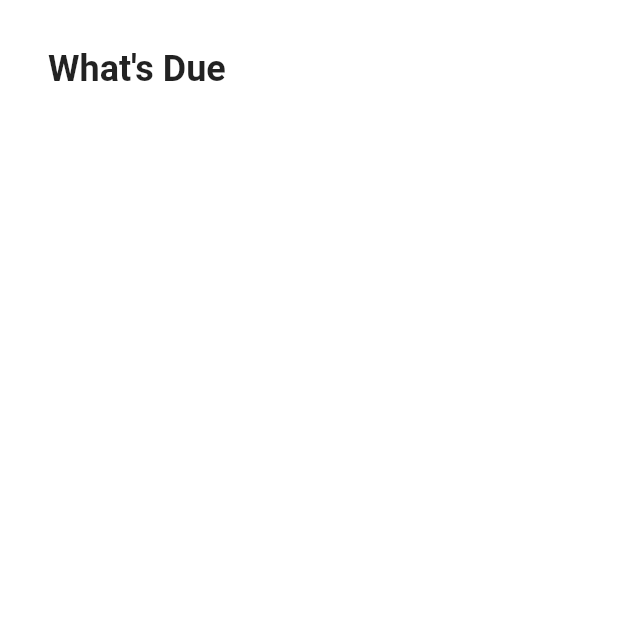
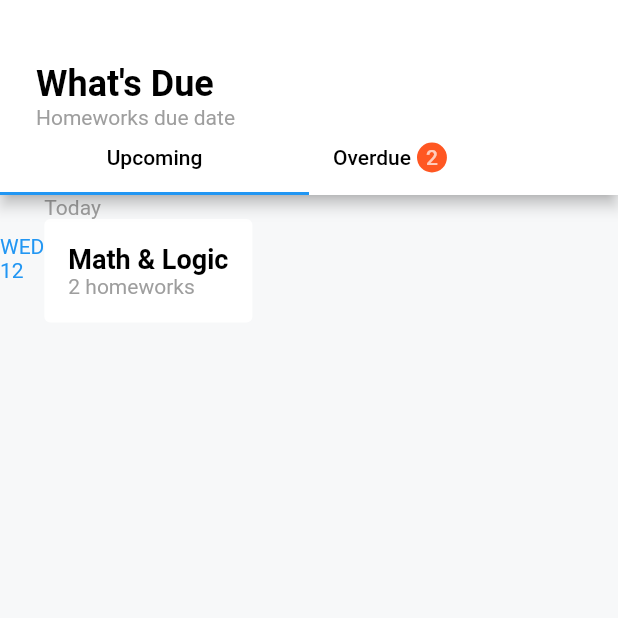
Before and after one commit to diszy10/edu-mobile, a Flutter app: the WhatsDuePage screen opened directly, on a phone screen of 412 x 824 dp, the top half of it. Run offline on Flutter 3.47's test engine with Material 2 defaults, Android fonts, the phone set to English and light mode, and no system bars; missing offline and left inert: rounded_modal; network calls fail.

Commit message:
Add whats due page

```diff
--- /dev/null
+++ b/lib/screens/whatsdue/upcoming.dart
@@ -0,0 +1,63 @@
+import 'package:flutter/material.dart';
+
+class UpcomingSection extends StatelessWidget {
+  @override
+  Widget build(BuildContext context) {
+    return Scaffold(
+      backgroundColor: Color(0xFFF7F8F9),
+      body: Column(
+        crossAxisAlignment: CrossAxisAlignment.start,
+        children: <Widget>[
+          Row(
+            children: <Widget>[
+              // DATE
+              Column(
+                crossAxisAlignment: CrossAxisAlignment.start,
+                children: <Widget>[
+                  Text('WED', style: TextStyle(color: Colors.blue)),
+                  Text('12', style: TextStyle(color: Colors.blue))
+                ],
+              ),
+              Expanded(
+                child: Column(
+                  crossAxisAlignment: CrossAxisAlignment.start,
+                  children: <Widget>[
+                    // Day
+                    Text('Today', style: TextStyle(color: Colors.grey)),
+                    InkWell(
+                      onTap: () {},
+                      child: Container(
+                        padding: EdgeInsets.all(16.0),
+                        decoration: BoxDecoration(
+                          color: Colors.white,
+                          shape: BoxShape.rectangle,
+                          borderRadius: BorderRadius.circular(4.0),
+                        ),
+                        child: Column(
+                          crossAxisAlignment: CrossAxisAlignment.start,
+                          children: <Widget>[
+                            Text(
+                              'Math & Logic',
+                              style: TextStyle(
+                                  color: Colors.black,
+                                  fontWeight: FontWeight.bold,
+                                  fontSize: 18.0),
+                            ),
+                            Text(
+                              '2 homeworks',
+                              style: TextStyle(color: Colors.grey),
+                            )
+                          ],
+                        ),
+                      ),
+                    )
+                  ],
+                ),
+              )
+            ],
+          )
+        ],
+      ),
+    );
+  }
+}
--- a/lib/screens/whatsdue/whats_due_page.dart
+++ b/lib/screens/whatsdue/whats_due_page.dart
@@ -1,22 +1,63 @@
 import 'package:flutter/material.dart';
+
+import './upcoming.dart';
 
 class WhatsDuePage extends StatelessWidget {
   @override
   Widget build(BuildContext context) {
-    Widget _buildPageTitle = Padding(
-        padding: EdgeInsets.all(32.0),
-        child: Text('What\'s Due',
-            style: TextStyle(fontSize: 24.0, fontWeight: FontWeight.bold)));
-
-    return Scaffold(
-      body: SafeArea(
-        child: SingleChildScrollView(
-          child: FractionallySizedBox(
-            child: Column(
-              children: <Widget>[_buildPageTitle],
+    return DefaultTabController(
+      length: 2,
+      child: Scaffold(
+        appBar: PreferredSize(
+          preferredSize: Size.fromHeight(130.0),
+          child: AppBar(
+            automaticallyImplyLeading: false,
+            backgroundColor: Colors.white,
+            centerTitle: false,
+            flexibleSpace: Container(
+              margin: EdgeInsets.only(left: 24.0, top: 42.0),
+              child: Column(
+                crossAxisAlignment: CrossAxisAlignment.start,
+                children: <Widget>[
+                  Text('What\'s Due',
+                      style: TextStyle(
+                          color: Colors.black,
+                          fontSize: 24.0,
+                          fontWeight: FontWeight.bold)),
+                  Text('Homeworks due date', style: TextStyle(color: Colors.grey),)
+                ],
+              ),
+            ),
+            bottom: TabBar(
+              tabs: [
+                Tab(
+                  child:
+                      Text('Upcoming', style: TextStyle(color: Colors.black)),
+                ),
+                Tab(
+                  child: Row(
+                    children: <Widget>[
+                      Text('Overdue', style: TextStyle(color: Colors.black)),
+                      Container(
+                          margin: EdgeInsets.only(left: 4.0),
+                          padding: EdgeInsets.all(6.0),
+                          decoration: BoxDecoration(
+                              shape: BoxShape.circle, color: Colors.deepOrange),
+                          child: Text('2'))
+                    ],
+                  ),
+                ),
+              ],
             ),
           ),
         ),
+        body: SafeArea(
+            child: TabBarView(
+          children: [
+            UpcomingSection(),
+            Icon(Icons.directions_transit),
+          ],
+        )),
       ),
     );
   }
```
Also changed, not shown: lib/screens/whatsdue/overdue.dart (added).
